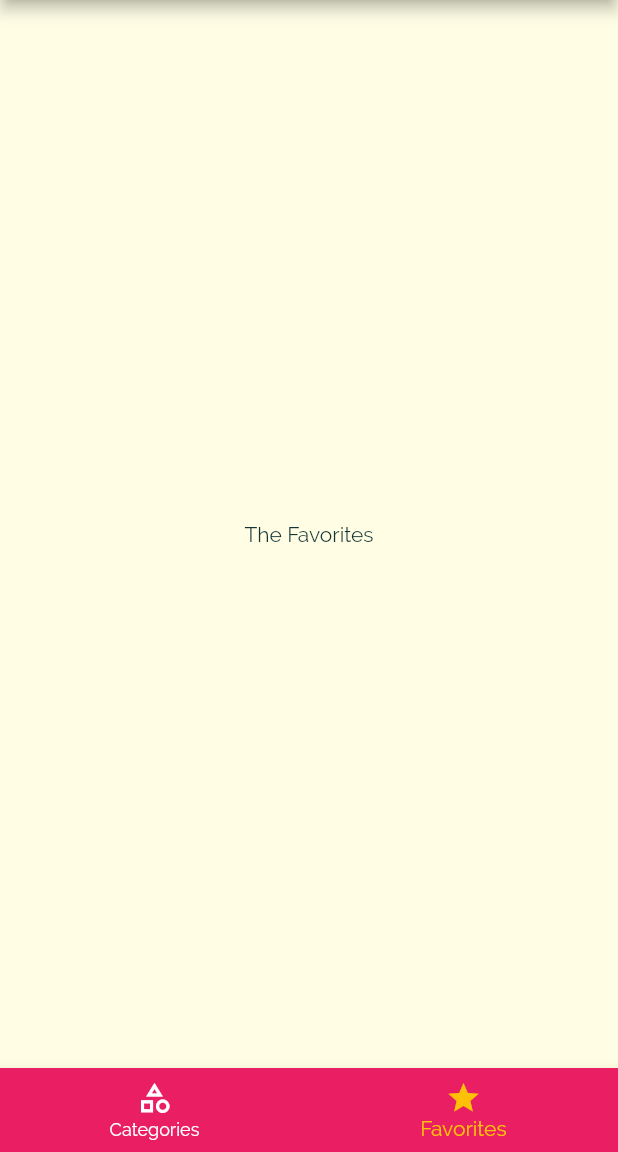
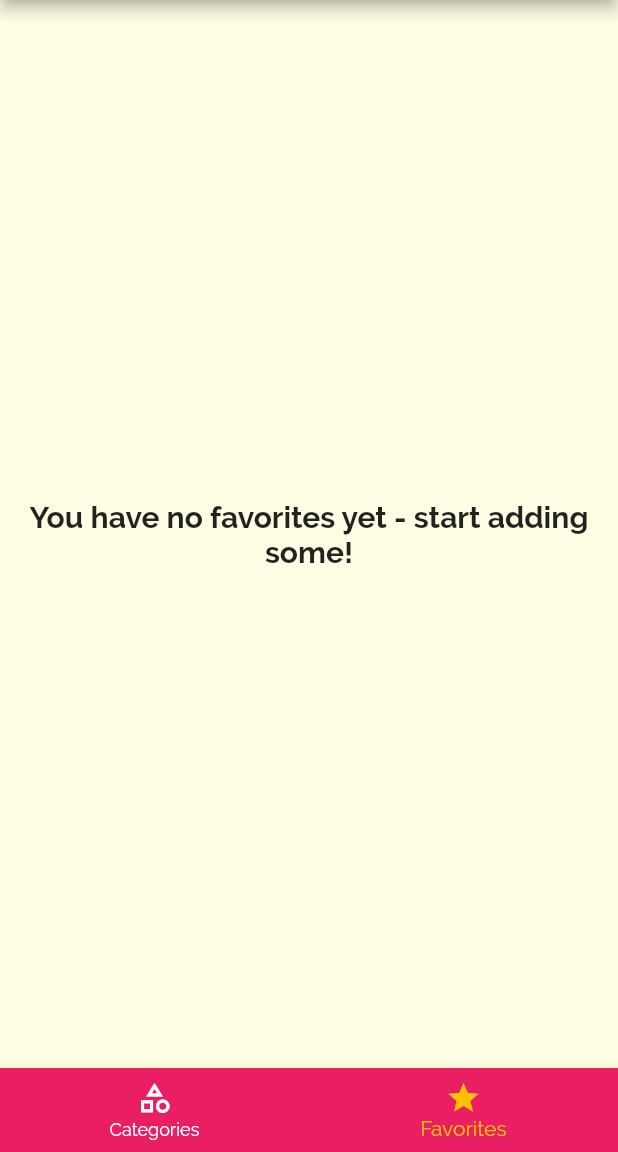
Before and after one commit to john-muinde/meals-flutter-app, a Flutter app: the screen it shows after launch, item 2 of the bottom bar chosen, on a phone screen of 412 x 824 dp, the part 84-1236 px from its top. Run offline on Flutter 3.47's test engine with Material 2 defaults, Android fonts, the phone set to English and light mode, and no system bars; missing offline and left inert: dart:ffi.

Commit message:
finished the favorites page and overall page

```diff
--- a/lib/main.dart
+++ b/lib/main.dart
@@ -29,6 +29,7 @@ class _MyAppState extends State<MyApp> {
     'vegetarian': false
   };
   List<Meal> _availableMeals = DUMMY_MEALS;
+  List<Meal> _favoritedMeals = [];
 
   void _setFilters(Map<String, bool> filterData) {
     setState(() {
@@ -49,6 +50,25 @@ class _MyAppState extends State<MyApp> {
         return true;
       }).toList();
     });
+  }
+
+  void _toggleFavorites(String mealId) {
+    final existingIndex =
+        _favoritedMeals.indexWhere((meal) => meal.id == mealId);
+    if (existingIndex >= 0) {
+      setState(() {
+        _favoritedMeals.removeAt(existingIndex);
+      });
+    } else {
+      setState(() {
+        _favoritedMeals
+            .add(DUMMY_MEALS.firstWhere((meal) => meal.id == mealId));
+      });
+    }
+  }
+
+  bool _isMealFavorite(String id) {
+    return _favoritedMeals.any((meal) => meal.id == id);
   }
 
   @override
@@ -86,10 +106,11 @@ class _MyAppState extends State<MyApp> {
       // home: CategoriesScreen(),
       // initialRoute: '/',
       routes: {
-        '/': (context) => TabsScreen(),
+        '/': (context) => TabsScreen(_favoritedMeals),
         CategoriesMealsScreen.routeName: (context) =>
             CategoriesMealsScreen(_availableMeals),
-        MealDetailScreen.routeName: (context) => MealDetailScreen(),
+        MealDetailScreen.routeName: (context) =>
+            MealDetailScreen(_toggleFavorites, _isMealFavorite),
         FilterScreen.routeName: (context) =>
             FilterScreen(saveFilters: _setFilters, currentFilters: _filters)
       },
--- a/lib/screens/favorites_screen.dart
+++ b/lib/screens/favorites_screen.dart
@@ -1,14 +1,34 @@
 import 'package:flutter/material.dart';
-import 'package:flutter/src/widgets/framework.dart';
-import 'package:flutter/src/widgets/placeholder.dart';
+import 'package:meals_app/models/meal.dart';
+
+import '../widgets/meal_item.dart';
 
 class FavoritesScreen extends StatelessWidget {
-  const FavoritesScreen({super.key});
+  final List<Meal> favoriteMeals;
+  const FavoritesScreen(this.favoriteMeals, {super.key});
 
   @override
   Widget build(BuildContext context) {
-    return Center(
-      child: Text('The Favorites'),
-    );
+    return favoriteMeals.isEmpty
+        ? Center(
+          child: Text(
+            'You have no favorites yet - start adding some!',
+            textAlign: TextAlign.center,
+            style: Theme.of(context).textTheme.titleMedium,
+          ),
+        )
+        : ListView.builder(
+            itemBuilder: (context, index) {
+              return MealItem(
+                id: favoriteMeals[index].id,
+                title: favoriteMeals[index].title,
+                imageUrl: favoriteMeals[index].imageUrl,
+                duration: favoriteMeals[index].duration,
+                complexity: favoriteMeals[index].complexity,
+                affordability: favoriteMeals[index].affordability,
+              );
+            },
+            itemCount: favoriteMeals.length,
+          );
   }
 }
--- a/lib/screens/tabs_screen_bottom.dart
+++ b/lib/screens/tabs_screen_bottom.dart
@@ -1,21 +1,34 @@
 import 'package:flutter/material.dart';
+import '../models/meal.dart';
 import '../widgets/main_drawer.dart';
 import 'categories_screen.dart';
 
 import 'favorites_screen.dart';
 
 class TabsScreen extends StatefulWidget {
-  const TabsScreen({super.key});
+  final List<Meal> favoriteMeals;
+  const TabsScreen(this.favoriteMeals, {super.key});
 
   @override
   State<TabsScreen> createState() => _TabsScreenState();
 }
 
 class _TabsScreenState extends State<TabsScreen> {
-  final List<Map<String, Object>> _pages = [
-    {'page': CategoriesScreen(), 'title': 'Categories'},
-    {'page': FavoritesScreen(), 'title': 'Your Favorites'}
-  ];
+  List<Map<String, Object>>? _pages;
+  @override
+  void initState() {
+    _pages = [
+      {
+        'page': CategoriesScreen(),
+        'title': 'Categories',
+      },
+      {
+        'page': FavoritesScreen(widget.favoriteMeals),
+        'title': 'Your Favorites',
+      }
+    ];
+    super.initState();
+  }
 
   int _selectedPageIndex = 0;
 
@@ -31,10 +44,10 @@ class _TabsScreenState extends State<TabsScreen> {
       length: 2,
       child: Scaffold(
         appBar: AppBar(
-          title: Text(_pages[_selectedPageIndex]['title'] as String),
+          title: Text(_pages![_selectedPageIndex]['title'] as String),
         ),
         drawer: MainDrawer(),
-        body: _pages[_selectedPageIndex]['page'] as Widget,
+        body: _pages![_selectedPageIndex]['page'] as Widget,
         bottomNavigationBar: BottomNavigationBar(
           onTap: _selectPage,
           backgroundColor: Theme.of(context).colorScheme.primary,
```
Also changed, not shown: lib/screens/meal_detail_screen.dart (+9 -1 lines), lib/screens/tabs_screen_top.dart (+39 -39 lines).
